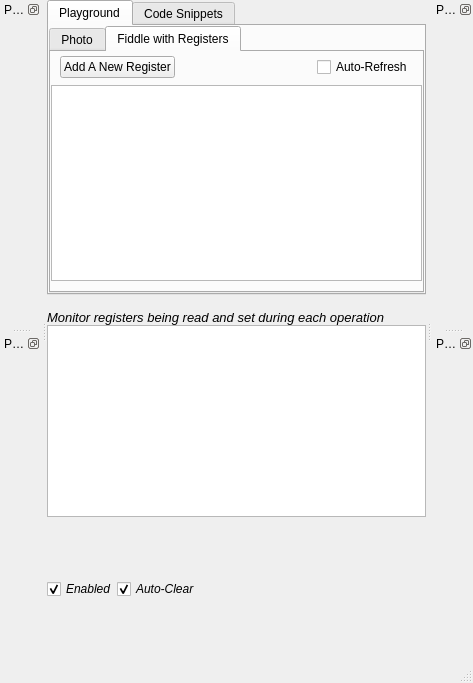
Before: the Qt Designer form utilities/templates/layout.ui in csparkresearch/KuttyPy-GUI, drawn with Qt 5.
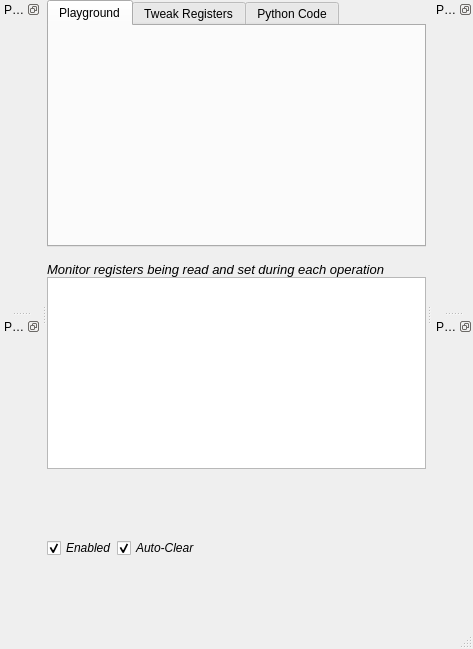
After: the same form once the commit is applied. The open tabs and pages were chosen to show the change. Icons and pictures are not drawn.

```diff
--- a/utilities/templates/layout.ui
+++ b/utilities/templates/layout.ui
@@ -7,7 +7,7 @@
     <x>0</x>
     <y>0</y>
     <width>473</width>
-    <height>683</height>
+    <height>649</height>
    </rect>
   </property>
   <property name="windowTitle">
@@ -76,36 +76,7 @@
         <property name="spacing">
          <number>0</number>
         </property>
-        <item row="0" column="0">
-         <widget class="QTabWidget" name="tabWidget">
-          <property name="currentIndex">
-           <number>0</number>
-          </property>
-          <widget class="QWidget" name="photoTab">
-           <attribute name="title">
-            <string>Photo</string>
-           </attribute>
-           <layout class="QHBoxLayout" name="horizontalLayout">
-            <property name="spacing">
-             <number>0</number>
-            </property>
-            <property name="margin">
-             <number>0</number>
-            </property>
-            <item>
-             <spacer name="horizontalSpacer">
-              <property name="orientation">
-               <enum>Qt::Horizontal</enum>
-              </property>
-              <property name="sizeHint" stdset="0">
-               <size>
-                <width>40</width>
-                <height>20</height>
-               </size>
-              </property>
-             </spacer>
-            </item>
-            <item>
+        <item row="0" column="1">
              <widget class="QLabel" name="label">
               <property name="layoutDirection">
                <enum>Qt::RightToLeft</enum>
@@ -118,7 +89,20 @@
               </property>
              </widget>
             </item>
-            <item>
+        <item row="0" column="0">
+         <spacer name="horizontalSpacer">
+          <property name="orientation">
+           <enum>Qt::Horizontal</enum>
+          </property>
+          <property name="sizeHint" stdset="0">
+           <size>
+            <width>40</width>
+            <height>20</height>
+           </size>
+          </property>
+         </spacer>
+        </item>
+        <item row="0" column="2">
              <spacer name="horizontalSpacer_2">
               <property name="orientation">
                <enum>Qt::Horizontal</enum>
@@ -133,76 +117,31 @@
             </item>
            </layout>
           </widget>
-          <widget class="QWidget" name="tab_2">
+      <widget class="QWidget" name="tab">
            <attribute name="title">
-            <string>Fiddle with Registers</string>
-           </attribute>
-           <layout class="QVBoxLayout" name="registerLayout">
+        <string>Tweak Registers</string>
+       </attribute>
+       <layout class="QGridLayout" name="gridLayout_4">
+        <property name="margin">
+         <number>0</number>
+        </property>
             <property name="spacing">
-             <number>3</number>
-            </property>
-            <property name="leftMargin">
              <number>0</number>
             </property>
-            <property name="topMargin">
-             <number>0</number>
-            </property>
-            <property name="rightMargin">
-             <number>0</number>
-            </property>
-            <property name="bottomMargin">
-             <number>10</number>
-            </property>
-            <item>
-             <widget class="QFrame" name="frame">
-              <property name="frameShape">
-               <enum>QFrame::NoFrame</enum>
-              </property>
-              <property name="frameShadow">
-               <enum>QFrame::Raised</enum>
-              </property>
-              <layout class="QHBoxLayout" name="horizontalLayout_2">
-               <property name="topMargin">
-                <number>4</number>
-               </property>
-               <property name="bottomMargin">
-                <number>4</number>
-               </property>
-               <item>
-                <widget class="QPushButton" name="pushButton">
-                 <property name="text">
-                  <string>Add A New Register</string>
-                 </property>
-                 <property name="icon">
-                  <iconset resource="res.qrc">
-                   <normaloff>:/control/plus.svg</normaloff>:/control/plus.svg</iconset>
-                 </property>
-                </widget>
-               </item>
-               <item>
+        <item row="0" column="1">
                 <spacer name="horizontalSpacer_3">
                  <property name="orientation">
                   <enum>Qt::Horizontal</enum>
                  </property>
                  <property name="sizeHint" stdset="0">
                   <size>
-                   <width>40</width>
-                   <height>20</height>
+            <width>51</width>
+            <height>24</height>
                   </size>
                  </property>
                 </spacer>
                </item>
-               <item>
-                <widget class="QCheckBox" name="checkBox">
-                 <property name="text">
-                  <string>Auto-Refresh</string>
-                 </property>
-                </widget>
-               </item>
-              </layout>
-             </widget>
-            </item>
-            <item>
+        <item row="1" column="0" colspan="3">
              <widget class="QListWidget" name="registerList">
               <property name="dragDropMode">
                <enum>QAbstractItemView::InternalMove</enum>
@@ -212,15 +151,29 @@
               </property>
              </widget>
             </item>
-           </layout>
-          </widget>
+        <item row="0" column="0">
+         <widget class="QPushButton" name="pushButton">
+          <property name="text">
+           <string>Add A New Register</string>
+          </property>
+          <property name="icon">
+           <iconset resource="res.qrc">
+            <normaloff>:/control/plus.svg</normaloff>:/control/plus.svg</iconset>
+          </property>
+         </widget>
+        </item>
+        <item row="0" column="2">
+         <widget class="QCheckBox" name="autoRefreshUserRegisters">
+          <property name="text">
+           <string>Auto-Refresh</string>
+          </property>
          </widget>
         </item>
        </layout>
       </widget>
       <widget class="QWidget" name="examples">
        <attribute name="title">
-        <string>Code Snippets</string>
+        <string>Python Code</string>
        </attribute>
        <layout class="QGridLayout" name="gridLayout_3">
         <property name="horizontalSpacing">
```
Left out of the diff: 22 changed lines with no effect on the pictures. Lines whose indentation alone changed are shown as unchanged.
